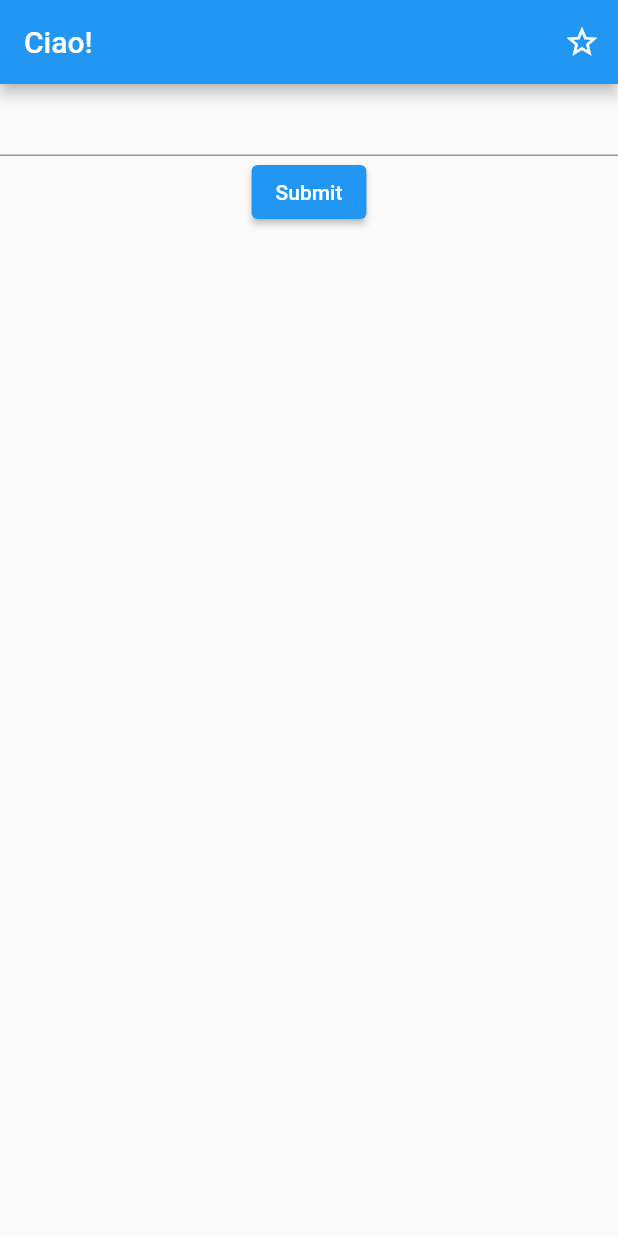
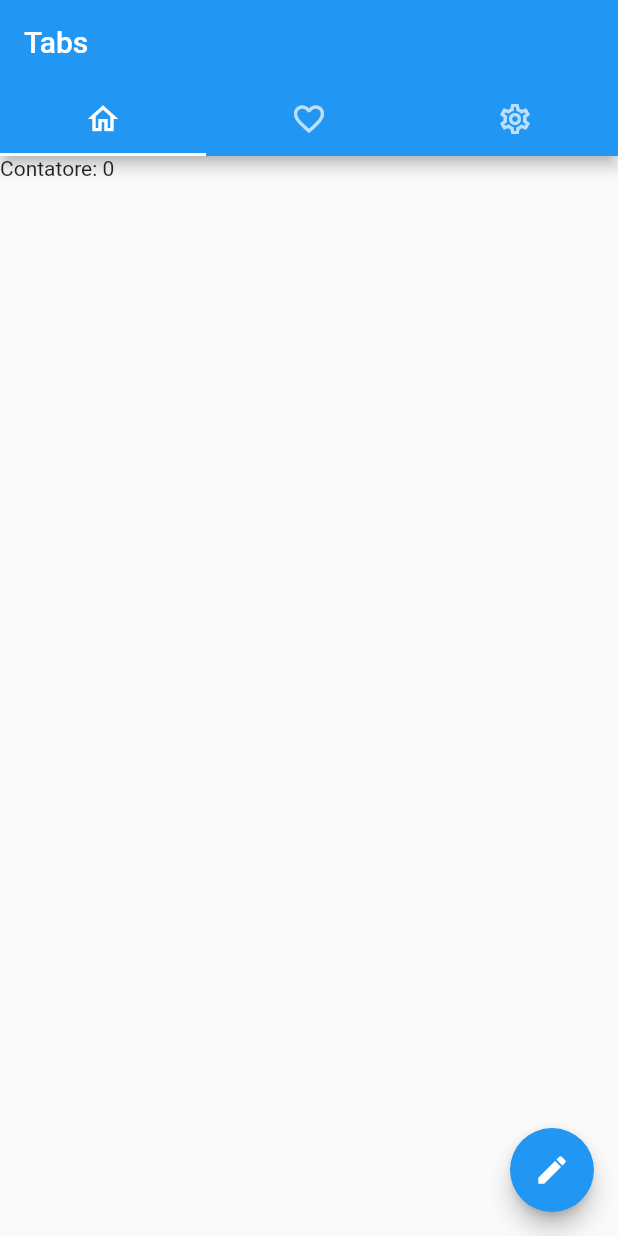
Before and after one commit to fabry-js/fso, a Flutter app: the screen it shows after launch, on a phone screen of 412 x 824 dp. Run offline on Flutter 3.47's test engine with Material 2 defaults, Android fonts, the phone set to English and light mode, and no system bars; our stand-ins replace rxdart.

Commit message:
Built a basic Tab App with RxDart!

```diff
--- a/lib/form/form.dart
+++ /dev/null
@@ -1,42 +0,0 @@
-import "package:flutter/material.dart";
-
-class CustomForm extends StatefulWidget {
-  @override
-  _CustomFormState createState() => _CustomFormState();
-}
-
-class _CustomFormState extends State<CustomForm> {
-  final _formKey = GlobalKey<FormState>();
-
-  @override
-  Widget build(BuildContext context) {
-    return Form(
-      key: _formKey,
-      child: Column(
-        children: <Widget>[
-          TextFormField(
-            validator: (value) {
-              if (value == null || value.isEmpty) {
-                return "Please enter some text";
-              }
-              return null;
-            },
-          ),
-          ElevatedButton(
-            onPressed: () {
-              if (_formKey.currentState.validate()) {
-                Scaffold.of(context).showSnackBar(SnackBar(
-                  content: Text("Processing data"),
-                ));
-              }
-              Scaffold.of(context).showSnackBar(SnackBar(
-                content: Text(_formKey.toString()),
-              ));
-            },
-            child: Text("Submit"),
-          )
-        ],
-      ),
-    );
-  }
-}
--- a/lib/main.dart
+++ b/lib/main.dart
@@ -1,38 +1,33 @@
 import 'package:flutter/material.dart';
-import 'form/form.dart';
+import 'tabs/first_tab.dart';
+import 'tabs/second_tab.dart';
+import 'tabs/terza_tab.dart';
 
 void main() {
   runApp(MyApp());
 }
 
 class MyApp extends StatelessWidget {
-  // This widget is the root of your application.
   @override
   Widget build(BuildContext context) {
     return MaterialApp(
-        title: 'Flutter Demo',
-        theme: ThemeData(
-          primarySwatch: Colors.blue,
-          visualDensity: VisualDensity.adaptivePlatformDensity,
+        home: DefaultTabController(
+      length: 3,
+      child: Scaffold(
+        appBar: AppBar(
+          bottom: TabBar(
+            tabs: [
+              Tab(icon: Icon(Icons.home_outlined)),
+              Tab(icon: Icon(Icons.favorite_outline)),
+              Tab(icon: Icon(Icons.settings_outlined))
+            ],
+          ),
+          title: Text("Tabs"),
         ),
-        home: HomeForm());
+        body: TabBarView(
+          children: [RxDartCounterExample(), SecondTab(), ThirdTab()],
+        ),
+      ),
+    ));
   }
 }
-
-class HomeForm extends StatelessWidget {
-  @override
-  Widget build(BuildContext context) {
-    return Scaffold(
-      body: CustomForm(),
-      appBar: AppBar(
-        title: Text("Ciao!"),
-        actions: [
-          IconButton(
-            icon: Icon(Icons.star_border_sharp),
-            onPressed: () => print("Ciao!"),
-          )
-        ],
-      ),
-    );
-  }
-}
--- /dev/null
+++ b/lib/tabs/first_tab.dart
@@ -0,0 +1,62 @@
+import 'package:flutter/material.dart';
+import 'package:rxdart/rxdart.dart';
+import 'package:starting_out/widgets/expandable_fab.dart';
+
+class Counter {
+  BehaviorSubject _counter = BehaviorSubject.seeded(0);
+
+  Observable get stream$ => _counter.stream;
+  int get current => _counter.value;
+
+  increment() {
+    _counter.add(current + 1);
+  }
+
+  decrement() {
+    _counter.add(current - 1);
+  }
+
+  reset() {
+    _counter.value = 0;
+  }
+}
+
+Counter counterService = Counter();
+
+class RxDartCounterExample extends StatelessWidget {
+  @override
+  Widget build(BuildContext context) {
+    return Scaffold(
+        body: StreamBuilder(
+          stream: counterService.stream$,
+          builder: (BuildContext context, AsyncSnapshot snap) {
+            return Text("Contatore: ${snap.data}");
+          },
+        ),
+        floatingActionButton: ExpandableFab(
+          distance: 112.0,
+          children: [
+            ActionButton(
+              onPressed: () => counterService.increment(),
+              icon: const Icon(Icons.add),
+            ),
+            ActionButton(
+              onPressed: () => {
+                if (counterService._counter.value == 0)
+                  {
+                    print(
+                        "Non puoi decrementare un contatore con valore pari a 0!"),
+                  }
+                else
+                  {counterService.decrement()}
+              },
+              icon: const Icon(Icons.remove),
+            ),
+            ActionButton(
+              onPressed: () => counterService.reset(),
+              icon: const Icon(Icons.exposure_zero),
+            ),
+          ],
+        ));
+  }
+}
--- /dev/null
+++ b/lib/widgets/expandable_fab.dart
@@ -0,0 +1,236 @@
+import 'dart:math' as math;
+
+import 'package:flutter/material.dart';
+
+@immutable
+class ExpandableFab extends StatefulWidget {
+  const ExpandableFab({
+    Key? key,
+    this.initialOpen,
+    required this.distance,
+    required this.children,
+  }) : super(key: key);
+
+  final bool? initialOpen;
+  final double distance;
+  final List<Widget> children;
+
+  @override
+  _ExpandableFabState createState() => _ExpandableFabState();
+}
+
+class _ExpandableFabState extends State<ExpandableFab>
+    with SingleTickerProviderStateMixin {
+  late final AnimationController _controller;
+  late final Animation<double> _expandAnimation;
+  bool _open = false;
+
+  @override
+  void initState() {
+    super.initState();
+    _open = widget.initialOpen ?? false;
+    _controller = AnimationController(
+      value: _open ? 1.0 : 0.0,
+      duration: const Duration(milliseconds: 250),
+      vsync: this,
+    );
+    _expandAnimation = CurvedAnimation(
+      curve: Curves.fastOutSlowIn,
+      reverseCurve: Curves.easeOutQuad,
+      parent: _controller,
+    );
+  }
+
+  @override
+  void dispose() {
+    _controller.dispose();
+    super.dispose();
+  }
+
+  void _toggle() {
+    setState(() {
+      _open = !_open;
+      if (_open) {
+        _controller.forward();
+      } else {
+        _controller.reverse();
+      }
+    });
+  }
+
+  @override
+  Widget build(BuildContext context) {
+    return SizedBox.expand(
+      child: Stack(
+        alignment: Alignment.bottomRight,
+        clipBehavior: Clip.none,
+        children: [
+          _buildTapToCloseFab(),
+          ..._buildExpandingActionButtons(),
+          _buildTapToOpenFab(),
+        ],
+      ),
+    );
+  }
+
+  Widget _buildTapToCloseFab() {
+    return SizedBox(
+      width: 56.0,
+      height: 56.0,
+      child: Center(
+        child: Material(
+          shape: const CircleBorder(),
+          clipBehavior: Clip.antiAlias,
+          elevation: 4.0,
+          child: InkWell(
+            onTap: _toggle,
+            child: Padding(
+              padding: const EdgeInsets.all(8.0),
+              child: Icon(
+                Icons.close,
+                color: Theme.of(context).primaryColor,
+              ),
+            ),
+          ),
+        ),
+      ),
+    );
+  }
+
+  List<Widget> _buildExpandingActionButtons() {
+    final children = <Widget>[];
+    final count = widget.children.length;
+    final step = 90.0 / (count - 1);
+    for (var i = 0, angleInDegrees = 0.0;
+        i < count;
+        i++, angleInDegrees += step) {
+      children.add(
+        _ExpandingActionButton(
+          directionInDegrees: angleInDegrees,
+          maxDistance: widget.distance,
+          progress: _expandAnimation,
+          child: widget.children[i],
+        ),
+      );
+    }
+    return children;
+  }
+
+  Widget _buildTapToOpenFab() {
+    return IgnorePointer(
+      ignoring: _open,
+      child: AnimatedContainer(
+        transformAlignment: Alignment.center,
+        transform: Matrix4.diagonal3Values(
+          _open ? 0.7 : 1.0,
+          _open ? 0.7 : 1.0,
+          1.0,
+        ),
+        duration: const Duration(milliseconds: 250),
+        curve: const Interval(0.0, 0.5, curve: Curves.easeOut),
+        child: AnimatedOpacity(
+          opacity: _open ? 0.0 : 1.0,
+          curve: const Interval(0.25, 1.0, curve: Curves.easeInOut),
+          duration: const Duration(milliseconds: 250),
+          child: FloatingActionButton(
+            onPressed: _toggle,
+            child: const Icon(Icons.create),
+          ),
+        ),
+      ),
+    );
+  }
+}
+
+@immutable
+class _ExpandingActionButton extends StatelessWidget {
+  _ExpandingActionButton({
+    Key? key,
+    required this.directionInDegrees,
+    required this.maxDistance,
+    required this.progress,
+    required this.child,
+  }) : super(key: key);
+
+  final double directionInDegrees;
+  final double maxDistance;
+  final Animation<double> progress;
+  final Widget child;
+
+  @override
+  Widget build(BuildContext context) {
+    return AnimatedBuilder(
+      animation: progress,
+      builder: (context, child) {
+        final offset = Offset.fromDirection(
+          directionInDegrees * (math.pi / 180.0),
+          progress.value * maxDistance,
+        );
+        return Positioned(
+          right: 4.0 + offset.dx,
+          bottom: 4.0 + offset.dy,
+          child: Transform.rotate(
+            angle: (1.0 - progress.value) * math.pi / 2,
+            child: child!,
+          ),
+        );
+      },
+      child: FadeTransition(
+        opacity: progress,
+        child: child,
+      ),
+    );
+  }
+}
+
+@immutable
+class ActionButton extends StatelessWidget {
+  const ActionButton({
+    Key? key,
+    this.onPressed,
+    required this.icon,
+  }) : super(key: key);
+
+  final VoidCallback? onPressed;
+  final Widget icon;
+
+  @override
+  Widget build(BuildContext context) {
+    final theme = Theme.of(context);
+    return Material(
+      shape: const CircleBorder(),
+      clipBehavior: Clip.antiAlias,
+      color: theme.accentColor,
+      elevation: 4.0,
+      child: IconTheme.merge(
+        data: theme.accentIconTheme,
+        child: IconButton(
+          onPressed: onPressed,
+          icon: icon,
+        ),
+      ),
+    );
+  }
+}
+
+@immutable
+class FakeItem extends StatelessWidget {
+  const FakeItem({
+    Key? key,
+    required this.isBig,
+  }) : super(key: key);
+
+  final bool isBig;
+
+  @override
+  Widget build(BuildContext context) {
+    return Container(
+      margin: const EdgeInsets.symmetric(vertical: 8.0, horizontal: 24.0),
+      height: isBig ? 128.0 : 36.0,
+      decoration: BoxDecoration(
+        borderRadius: const BorderRadius.all(Radius.circular(8.0)),
+        color: Colors.grey.shade300,
+      ),
+    );
+  }
+}
--- a/pubspec.yaml
+++ b/pubspec.yaml
@@ -18,12 +18,13 @@ publish_to: 'none' # Remove this line if you wish to publish to pub.dev
 version: 1.0.0+1
 
 environment:
-  sdk: ">=2.10.0 <3.0.0"
+  sdk: ">=2.12.0-0 <3.0.0"
 
 dependencies:
   flutter:
     sdk: flutter
 
+  rxdart: 0.22.0
 
   # The following adds the Cupertino Icons font to your application.
   # Use with the CupertinoIcons class for iOS style icons.
```
Also changed, not shown: lib/tabs/second_tab.dart (added, +10 -0 lines), lib/tabs/terza_tab.dart (added, +10 -0 lines), pubspec.lock.
